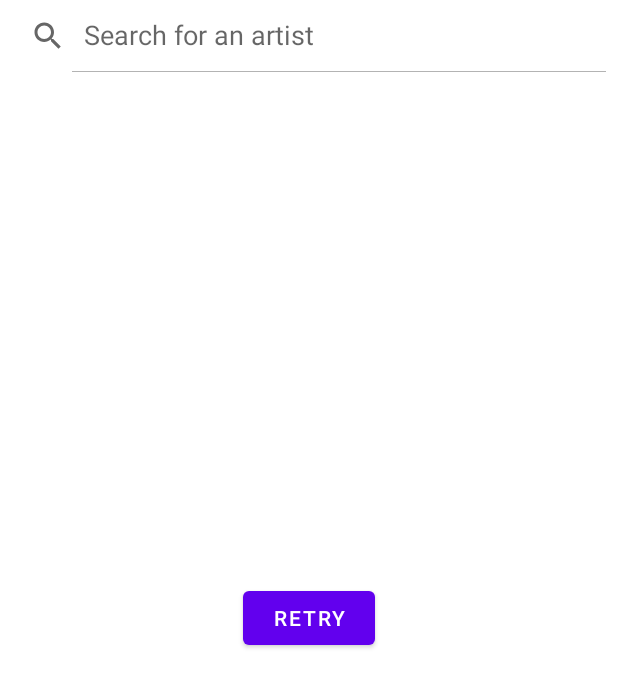
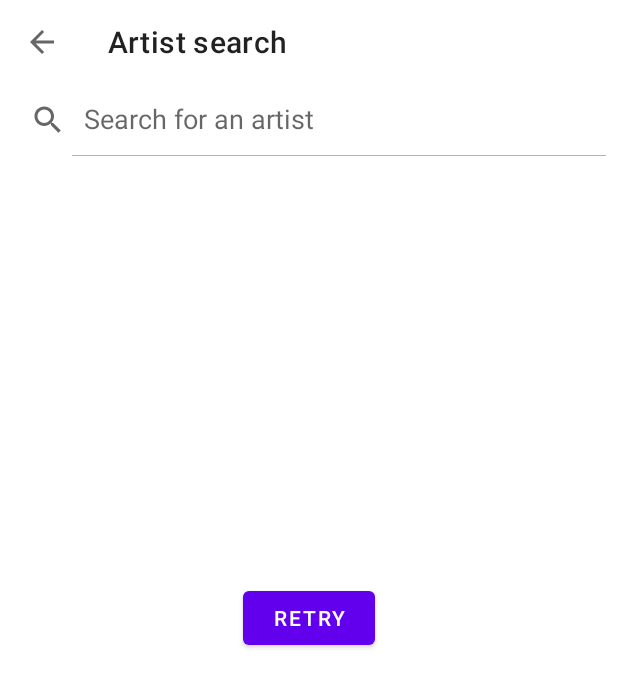
Before and after one commit to shubham08gupta/MusicLibrary, an Android app: the ArtistSearchFragment screen opened through its navigation route, on a phone screen of 412 x 824 dp. Shown: the top 687 px of the screen. Run offline under Robolectric (Android 15) with nearby library versions, the phone set to English and light mode, and no system bars; our stand-ins replace Dagger/Hilt's generated code, paging; network calls fail; pictures from the network do not load.

Commit message:
add toolbar with back button in artist search screen

```diff
--- a/app/src/main/java/com/strings/attached/musiclibrary/ui/search/ArtistSearchFragment.kt
+++ b/app/src/main/java/com/strings/attached/musiclibrary/ui/search/ArtistSearchFragment.kt
@@ -64,6 +64,9 @@ class ArtistSearchFragment : Fragment() {
 
             override fun onQueryTextChange(newText: String?): Boolean = false
         })
+        binding.toolbar.setNavigationOnClickListener {
+            findNavController().navigateUp()
+        }
     }
 
     private fun initAdapter() {
--- a/app/src/main/res/layout/fragment_search.xml
+++ b/app/src/main/res/layout/fragment_search.xml
@@ -5,6 +5,15 @@
     android:layout_width="match_parent"
     android:layout_height="match_parent"
     tools:context=".ui.search.ArtistSearchFragment">
+
+    <com.google.android.material.appbar.MaterialToolbar
+        android:id="@+id/toolbar"
+        android:layout_width="match_parent"
+        android:layout_height="wrap_content"
+        app:layout_constraintStart_toStartOf="parent"
+        app:layout_constraintTop_toTopOf="parent"
+        app:navigationIcon="@drawable/ic_baseline_arrow_back_24"
+        app:title="@string/title_artist_search" />
 
     <SearchView
         android:id="@+id/artistsSearchView"
@@ -16,7 +25,7 @@
         android:queryHint="@string/message_artist_search"
         app:layout_constraintEnd_toEndOf="parent"
         app:layout_constraintStart_toStartOf="parent"
-        app:layout_constraintTop_toTopOf="parent" />
+        app:layout_constraintTop_toBottomOf="@+id/toolbar" />
 
     <androidx.recyclerview.widget.RecyclerView
         android:id="@+id/artistsRv"
--- a/app/src/main/res/values/strings.xml
+++ b/app/src/main/res/values/strings.xml
@@ -7,6 +7,7 @@
     <string name="no_results">No results 😓</string>
     <string name="message_no_album_available_locally">Your saved albums will be visible here</string>
     <string name="title_local_albums">Your albums</string>
+    <string name="title_artist_search">Artist search</string>
     <plurals name="play_count">
         <item quantity="one">%d play</item>
         <item quantity="other">%d plays</item>
```
